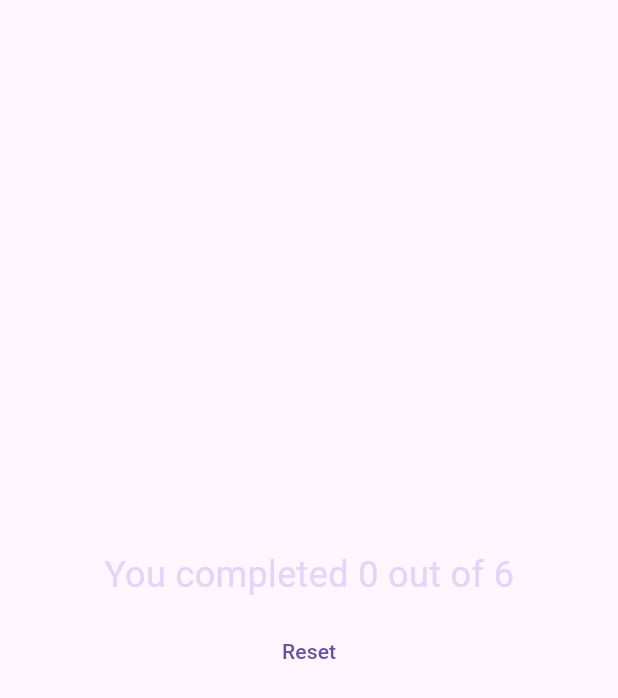
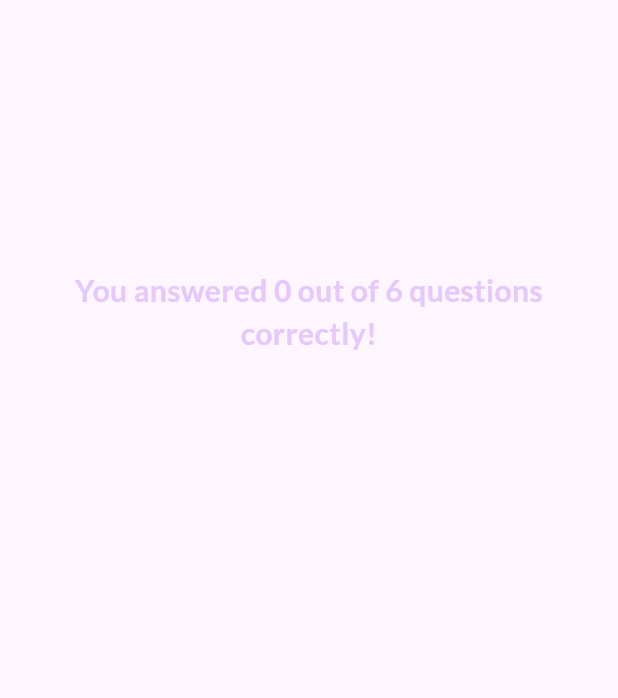
Before and after one commit to taufiqelahi/Udemy-Flutter--Section3, a Flutter app: the ResultScreen widget shown alone on an empty page, opened directly with empty values, on a phone screen of 412 x 824 dp. Shown: the top 698 px of the screen. Run offline on Flutter 3.47's test engine with Material 3 defaults, Android fonts, the phone set to English and light mode, and no system bars; our stand-ins replace google_fonts.

Commit message:
basics quiz app completed

```diff
--- a/lib/question-sumary.dart
+++ b/lib/question-sumary.dart
@@ -7,37 +7,63 @@ class QuestionSummary extends StatelessWidget {
 
   @override
   Widget build(BuildContext context) {
-    return Column(
+    return SizedBox(
+      height: 300,
+      child: SingleChildScrollView(
+        child: Column(
           children: summaryData
               .map((data) => Row(
+                    crossAxisAlignment: CrossAxisAlignment.start,
+                    mainAxisAlignment: MainAxisAlignment.start,
                     children: [
-                  Text(((data['question_index'] as int) + 1).toString(),
-                      style:
-                          GoogleFonts.lato(color: Colors.black, fontSize: 20)),
+                      Container(
+                        height: 30,
+                        width: 30,
+                        alignment: Alignment.center,
+                        decoration: BoxDecoration(
+                            color: data['user_ans'] == data['correct_ans']
+                                ? const Color.fromARGB(255, 150, 241, 198)
+                                : const Color.fromARGB(255, 249, 133, 241),
+                        borderRadius: BorderRadius.circular(100)
+                        ),
+                        child: Text(
+                            ((data['question_index'] as int) + 1).toString(),
+                            style: const TextStyle(
+                                color: Colors.black,
+                                fontWeight: FontWeight.bold)),
+                      ),
+                      const SizedBox(
+                        width: 20,
+                      ),
                       Expanded(
                         child: Column(
+                          crossAxisAlignment: CrossAxisAlignment.start,
                           children: [
                             Text(data['question'],
                                 style: GoogleFonts.lato(
-                                color: Colors.black, fontSize: 20)),
-                        SizedBox(
+                                    color: Colors.white,
+                                    fontSize: 16,
+                                    fontWeight: FontWeight.bold)),
+                            const SizedBox(
+                              height: 5,
+                            ),
+                            Text(data['user_ans'],
+                                style: const TextStyle(
+                                    color: Color.fromARGB(255, 202, 171, 252))),
+                            const SizedBox(
                               height: 5,
                             ),
                             Text(data['correct_ans'],
-                            style: GoogleFonts.lato(
-                                color: Colors.black, fontSize: 16)),
-                        SizedBox(
-                          height: 5,
-                        ),
-                        Text(data['user_ans'],
-                            style: GoogleFonts.lato(
-                                color: Colors.black, fontSize: 16)),
+                                style: const TextStyle(
+                                    color: Color.fromARGB(255, 181, 254, 246))),
                           ],
                         ),
                       )
                     ],
                   ))
               .toList(),
+        ),
+      ),
     );
   }
 }
--- a/lib/quiz.dart
+++ b/lib/quiz.dart
@@ -23,14 +23,18 @@ class _QuizState extends State<Quiz> {
     // TODO: implement initState
     super.initState();
   }
-
+void reStart(){
+    onChoose=[];
+    setState(() {
+      activeScreen=QuestionsScreen(getAnswer: addAnswer);
+    });
+}
   void addAnswer(String answer) {
     onChoose.add(answer);
     if (onChoose.length == questions.length) {
       setState(() {
-
         activeScreen = ResultScreen(
-          onChoose: onChoose,
+          onChoose: onChoose, onRestart:reStart,
         );
       });
     }
@@ -53,7 +57,10 @@ class _QuizState extends State<Quiz> {
                   gradient: LinearGradient(
                       begin: Alignment.topLeft,
                       end: Alignment.bottomRight,
-                      colors: [Colors.purpleAccent, Colors.deepPurple])),
+                      colors: [
+                    Color.fromARGB(255, 78, 13, 151),
+                    Color.fromARGB(255, 107, 15, 168),
+                  ])),
               child: activeScreen)),
     );
   }
--- a/lib/result_screen.dart
+++ b/lib/result_screen.dart
@@ -1,11 +1,14 @@
 import 'package:flutter/cupertino.dart';
 import 'package:flutter/material.dart';
+import 'package:google_fonts/google_fonts.dart';
 import 'package:quiz_app_basics/data/questions.dart';
 import 'package:quiz_app_basics/question-sumary.dart';
 
 class ResultScreen extends StatelessWidget {
   final List<String> onChoose;
-  const ResultScreen({super.key, required this.onChoose});
+  final void Function() onRestart;
+  const ResultScreen(
+      {super.key, required this.onChoose, required this.onRestart});
   List<Map<String, dynamic>> getSummaryData() {
     List<Map<String, dynamic>> summary = [];
     for (int i = 0; i < onChoose.length; i++) {
@@ -30,16 +33,34 @@ class ResultScreen extends StatelessWidget {
       child: Container(
           margin: const EdgeInsets.all(40),
           child: Column(
-            mainAxisSize: MainAxisSize.min,
+          // mainAxisSize: MainAxisSize.min,
+            mainAxisAlignment: MainAxisAlignment.center,
+
+
             children: [
               Text(
-                'You completed $totalCorrectAns out of ${questions.length}',
-                style:  TextStyle(
-              color: Color.fromARGB(250, 227, 210, 250), fontSize: 24),
+                'You answered $totalCorrectAns out of ${questions.length} questions correctly!',
+                style: GoogleFonts.lato(
+                  color: const Color.fromARGB(255, 230, 200, 253),
+                  fontSize: 20,
+                  fontWeight: FontWeight.bold,),
+                textAlign: TextAlign.center,
               ),
-              SizedBox(height: 10,),
+              const SizedBox(
+                height: 30,
+              ),
               QuestionSummary(summaryData: summaryData),
-              TextButton(onPressed: () {}, child: Text('Reset')),
+              const SizedBox(
+                height: 30,
+              ),
+              TextButton.icon(
+                onPressed: onRestart,
+                style: TextButton.styleFrom(
+                  foregroundColor: Colors.white,
+                ),
+                icon: const Icon(Icons.refresh),
+                label: const Text('Restart Quiz!'),
+              )
             ],
           )),
     );
```
Lines whose indentation alone changed are shown as unchanged.
